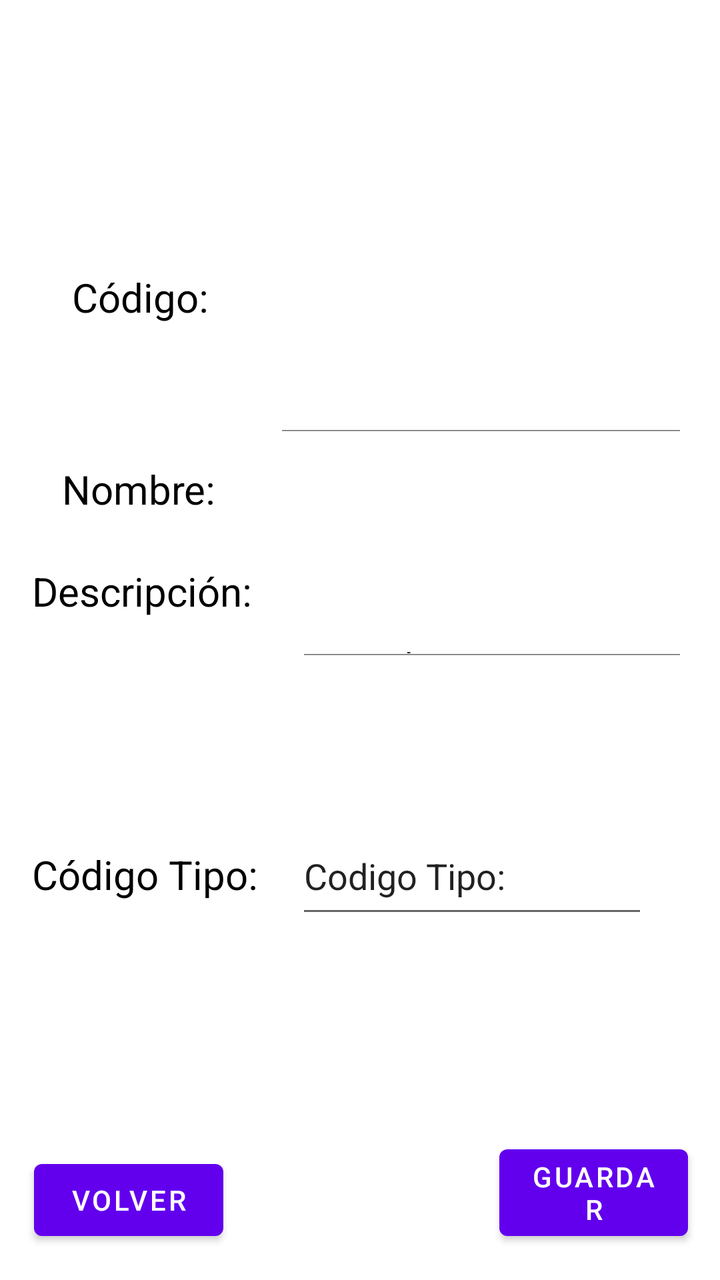
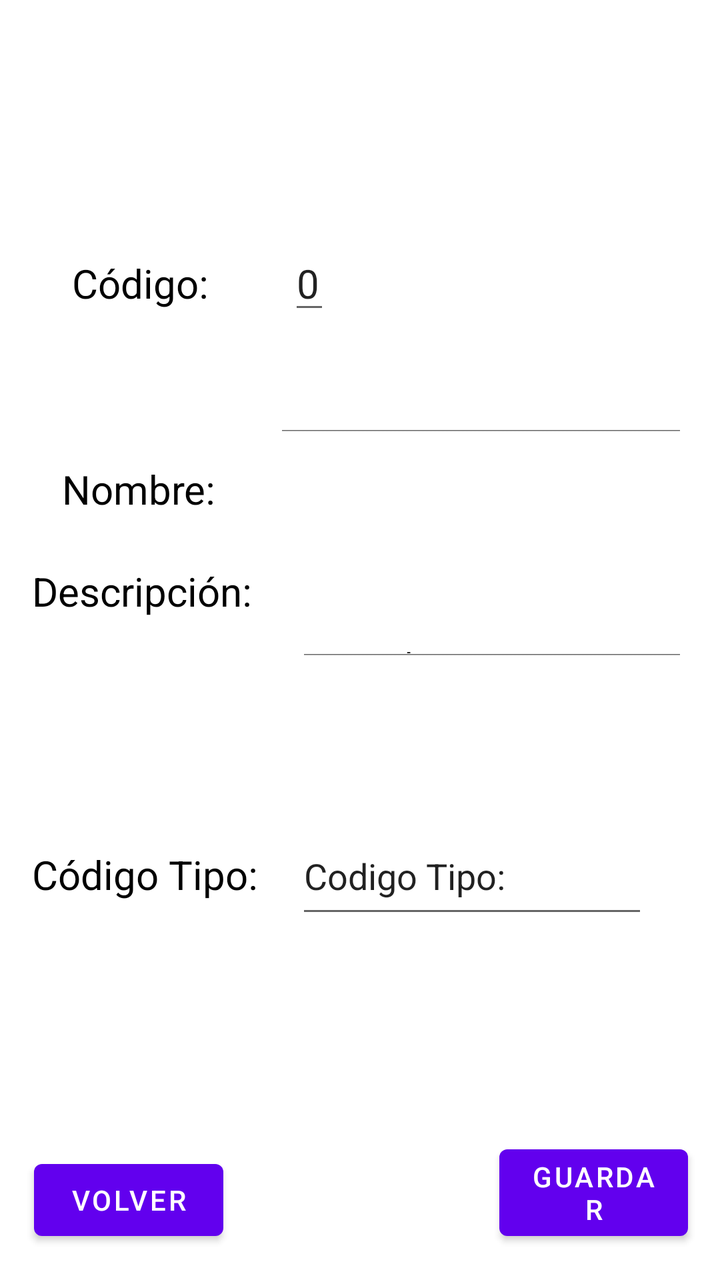

Before-and-after screenshots of an Android layout around one commit, followed by the original layout XML and the change that was made.
<!-- AndroidManifest.xml: application theme Theme.AplicacionIncidencias -->
<!-- res/layout/activity_info_elemento.xml -->
<?xml version="1.0" encoding="utf-8"?>
<androidx.constraintlayout.widget.ConstraintLayout xmlns:android="http://schemas.android.com/apk/res/android"
    xmlns:app="http://schemas.android.com/apk/res-auto"
    xmlns:tools="http://schemas.android.com/tools"
    android:id="@+id/main"
    android:layout_width="match_parent"
    android:layout_height="match_parent"
    tools:context=".Elemento.Activity_Info_Elemento">

    <TextView
        android:id="@+id/tvCodigoElemento"
        android:layout_width="wrap_content"
        android:layout_height="wrap_content"
        android:layout_marginStart="36dp"
        android:text="Código: "
        android:textColor="@color/black"
        android:textSize="20sp"
        app:layout_constraintBaseline_toBaselineOf="@+id/tvinfoCodigoElemento"
        app:layout_constraintStart_toStartOf="parent" />


    <TextView
        android:id="@+id/tvinfoCodigoElemento"
        android:layout_width="wrap_content"
        android:layout_height="wrap_content"
        android:layout_marginStart="35dp"
        android:layout_marginBottom="42dp"
        android:textSize="20sp"
        app:layout_constraintBottom_toTopOf="@+id/editNombreElemento"
        app:layout_constraintStart_toEndOf="@+id/tvCodigoElemento" />

    <TextView
        android:id="@+id/tvNombreElemento"
        android:layout_width="wrap_content"
        android:layout_height="wrap_content"
        android:layout_marginStart="31dp"
        android:layout_marginTop="231dp"
        android:layout_marginEnd="24dp"
        android:text="Nombre: "
        android:textColor="@color/black"
        android:textSize="20sp"
        app:layout_constraintEnd_toStartOf="@+id/editNombreElemento"
        app:layout_constraintStart_toStartOf="parent"
        app:layout_constraintTop_toTopOf="parent" />

    <EditText
        android:id="@+id/editNombreElemento"
        android:layout_width="0dp"
        android:layout_height="0dp"
        android:layout_marginTop="204dp"
        android:layout_marginEnd="16dp"
        android:layout_marginBottom="93dp"
        android:inputType="text"
        android:text="Nombre"
        android:textSize="20sp"
        app:layout_constraintBottom_toTopOf="@+id/editDescripcionElemento"
        app:layout_constraintEnd_toEndOf="parent"
        app:layout_constraintStart_toEndOf="@+id/tvNombreElemento"
        app:layout_constraintTop_toTopOf="parent" />


    <TextView
        android:id="@+id/tvDescripcionElemento"
        android:layout_width="117dp"
        android:layout_height="31dp"
        android:layout_marginStart="16dp"
        android:layout_marginEnd="15dp"
        android:layout_marginBottom="96dp"
        android:text="Descripción: "
        android:textColor="@color/black"
        android:textSize="20sp"
        app:layout_constraintBottom_toTopOf="@+id/editcodigoTipoElemento"
        app:layout_constraintEnd_toStartOf="@+id/editDescripcionElemento"
        app:layout_constraintStart_toStartOf="parent" />

    <EditText
        android:id="@+id/editDescripcionElemento"
        android:layout_width="0dp"
        android:layout_height="0dp"
        android:layout_marginEnd="16dp"
        android:layout_marginBottom="305dp"
        android:inputType="textMultiLine"
        android:text="Descripcion"
        app:layout_constraintBottom_toBottomOf="parent"
        app:layout_constraintEnd_toEndOf="parent"
        app:layout_constraintStart_toEndOf="@+id/tvDescripcionElemento"
        app:layout_constraintTop_toBottomOf="@+id/editNombreElemento" />

    <TextView
        android:id="@+id/tvcodigoTipoElemento"
        android:layout_width="120dp"
        android:layout_height="29dp"
        android:layout_marginStart="16dp"
        android:layout_marginEnd="12dp"
        android:text="Código Tipo: "
        android:textColor="@color/black"
        android:textSize="20sp"
        app:layout_constraintBaseline_toBaselineOf="@+id/editcodigoTipoElemento"
        app:layout_constraintEnd_toStartOf="@+id/editcodigoTipoElemento"
        app:layout_constraintStart_toStartOf="parent" />

    <EditText
        android:id="@+id/editcodigoTipoElemento"
        android:layout_width="0dp"
        android:layout_height="55dp"
        android:layout_marginEnd="36dp"
        android:layout_marginBottom="176dp"
        android:inputType="textMultiLine"
        android:text="Codigo Tipo: "
        app:layout_constraintBottom_toBottomOf="parent"
        app:layout_constraintEnd_toEndOf="parent"
        app:layout_constraintStart_toEndOf="@+id/tvcodigoTipoElemento" />

    <Button
        android:id="@+id/btnGuardar"
        android:layout_width="0dp"
        android:layout_height="wrap_content"
        android:layout_marginEnd="16dp"
        android:layout_marginBottom="16dp"
        android:text="Guardar"
        app:layout_constraintBottom_toBottomOf="parent"
        app:layout_constraintEnd_toEndOf="parent"
        app:layout_constraintStart_toEndOf="@+id/btnVolver" />

    <Button
        android:id="@+id/btnVolver"
        android:layout_width="0dp"
        android:layout_height="wrap_content"
        android:layout_marginStart="17dp"
        android:layout_marginEnd="138dp"
        android:layout_marginBottom="16dp"
        android:text="Volver"
        app:layout_constraintBottom_toBottomOf="parent"
        app:layout_constraintEnd_toStartOf="@+id/btnGuardar"
        app:layout_constraintStart_toStartOf="parent" />


</androidx.constraintlayout.widget.ConstraintLayout>
<!-- resources referenced by this layout -->
<resources>
  <color name="black">#FF000000</color>
  <style name="Theme.AplicacionIncidencias" parent="Theme.MaterialComponents.DayNight.DarkActionBar">
          
          <item name="colorPrimary">@color/purple_500</item>
          <item name="colorPrimaryVariant">@color/purple_700</item>
          <item name="colorOnPrimary">@color/white</item>
          
          <item name="colorSecondary">@color/teal_200</item>
          <item name="colorSecondaryVariant">@color/teal_700</item>
          <item name="colorOnSecondary">@color/black</item>
          
          <item name="android:statusBarColor">?attr/colorPrimaryVariant</item>
          
      </style>
  <color name="purple_500">#FF6200EE</color>
  <color name="purple_700">#FF3700B3</color>
  <color name="white">#FFFFFFFF</color>
  <color name="teal_200">#FF03DAC5</color>
  <color name="teal_700">#FF018786</color>
</resources>

<!-- the commit's change to res/layout/activity_info_elemento.xml (unified diff, before → after) -->
@@ -15,17 +15,18 @@
         android:text="Código: "
         android:textColor="@color/black"
         android:textSize="20sp"
-        app:layout_constraintBaseline_toBaselineOf="@+id/tvinfoCodigoElemento"
+        app:layout_constraintBaseline_toBaselineOf="@+id/edinfoCodigoElemento"
         app:layout_constraintStart_toStartOf="parent" />
 
 
-    <TextView
-        android:id="@+id/tvinfoCodigoElemento"
+    <EditText
+        android:id="@+id/edinfoCodigoElemento"
         android:layout_width="wrap_content"
         android:layout_height="wrap_content"
         android:layout_marginStart="35dp"
         android:layout_marginBottom="42dp"
         android:textSize="20sp"
+        android:text="0"
         app:layout_constraintBottom_toTopOf="@+id/editNombreElemento"
         app:layout_constraintStart_toEndOf="@+id/tvCodigoElemento" />
 
